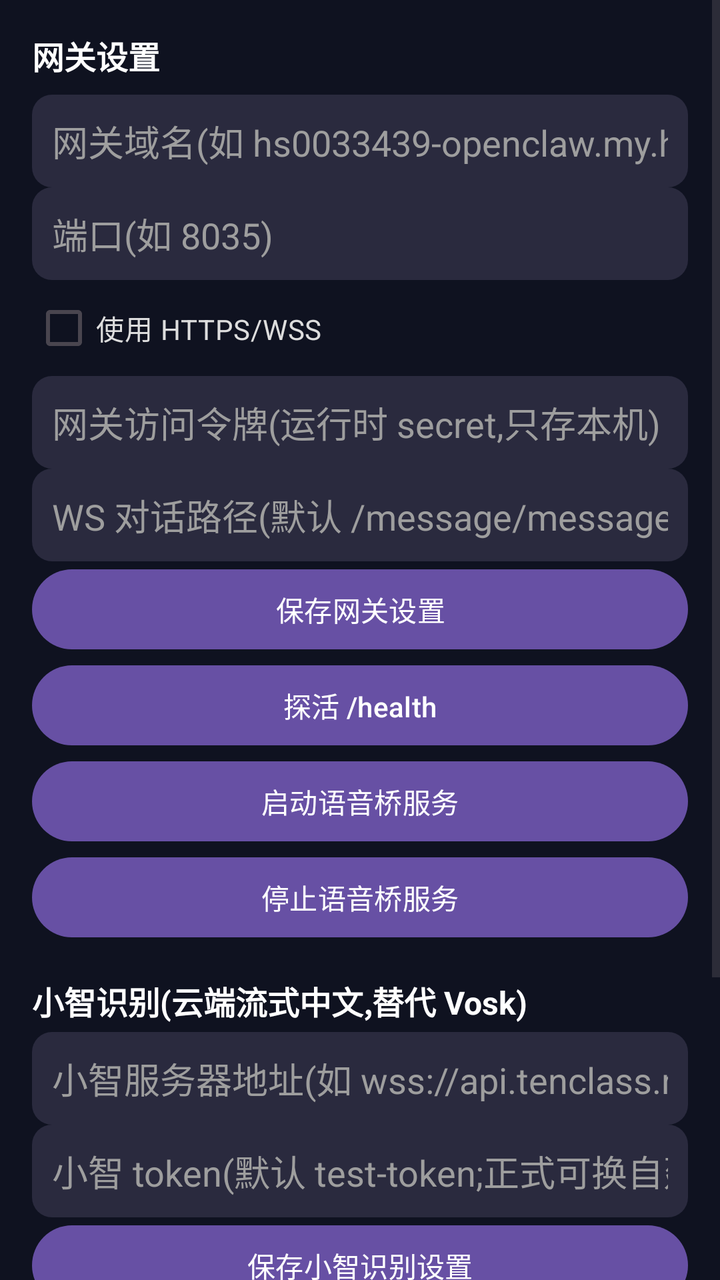
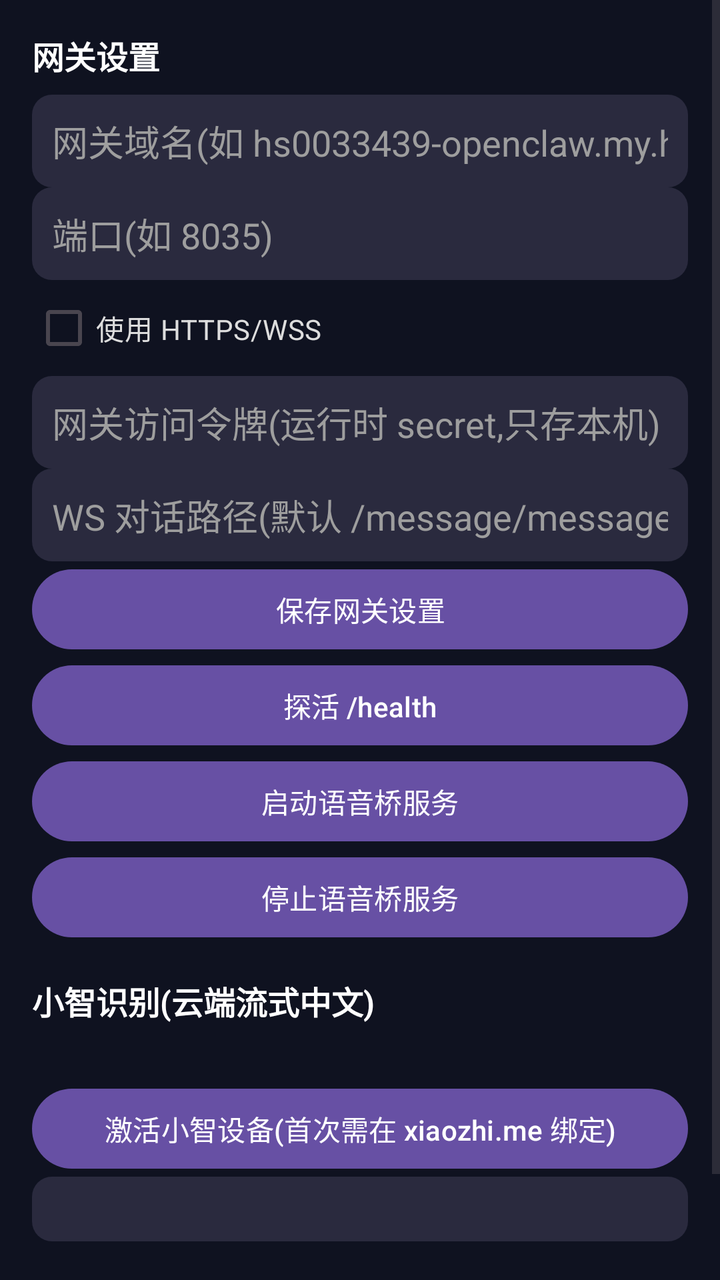

Before-and-after screenshots of an Android layout around one commit, followed by the original layout XML and the change that was made.
<!-- AndroidManifest.xml: application theme Theme.VoiceBridge -->
<!-- res/layout/fragment_settings.xml -->
<?xml version="1.0" encoding="utf-8"?>
<ScrollView xmlns:android="http://schemas.android.com/apk/res/android"
    android:layout_width="match_parent"
    android:layout_height="match_parent"
    android:fillViewport="true"
    android:background="#0F1220">

    <LinearLayout
        android:layout_width="match_parent"
        android:layout_height="wrap_content"
        android:orientation="vertical"
        android:padding="16dp">

        <TextView
            android:layout_width="wrap_content"
            android:layout_height="wrap_content"
            android:text="网关设置"
            android:textSize="16sp"
            android:textStyle="bold"
            android:textColor="#FFFFFF"
            android:layout_marginBottom="8dp" />

        <EditText
            android:id="@+id/inputHost"
            android:layout_width="match_parent"
            android:layout_height="wrap_content"
            android:hint="网关域名(如 hs0033439-openclaw.my.hiksemi.net)"
            android:inputType="textUri"
            android:autofillHints="url"
            android:textColor="#FFFFFF"
            android:textColorHint="#9E9E9E"
            android:background="@drawable/bg_input"
            android:padding="10dp" />

        <EditText
            android:id="@+id/inputPort"
            android:layout_width="match_parent"
            android:layout_height="wrap_content"
            android:hint="端口(如 8035)"
            android:inputType="number"
            android:autofillHints="none"
            android:textColor="#FFFFFF"
            android:textColorHint="#9E9E9E"
            android:background="@drawable/bg_input"
            android:padding="10dp" />

        <CheckBox
            android:id="@+id/checkUseTls"
            android:layout_width="wrap_content"
            android:layout_height="wrap_content"
            android:text="使用 HTTPS/WSS"
            android:textColor="#DDDDDD" />

        <EditText
            android:id="@+id/inputToken"
            android:layout_width="match_parent"
            android:layout_height="wrap_content"
            android:hint="网关访问令牌(运行时 secret,只存本机)"
            android:inputType="textPassword"
            android:autofillHints="password"
            android:textColor="#FFFFFF"
            android:textColorHint="#9E9E9E"
            android:background="@drawable/bg_input"
            android:padding="10dp" />

        <EditText
            android:id="@+id/inputWsPath"
            android:layout_width="match_parent"
            android:layout_height="wrap_content"
            android:hint="WS 对话路径(默认 /message/messages/ws)"
            android:inputType="textUri"
            android:autofillHints="none"
            android:textColor="#FFFFFF"
            android:textColorHint="#9E9E9E"
            android:background="@drawable/bg_input"
            android:padding="10dp" />

        <Button
            android:id="@+id/btnSave"
            android:layout_width="match_parent"
            android:layout_height="wrap_content"
            android:text="保存网关设置" />

        <Button
            android:id="@+id/btnHealth"
            android:layout_width="match_parent"
            android:layout_height="wrap_content"
            android:text="探活 /health" />

        <Button
            android:id="@+id/btnStartService"
            android:layout_width="match_parent"
            android:layout_height="wrap_content"
            android:text="启动语音桥服务" />

        <Button
            android:id="@+id/btnStopService"
            android:layout_width="match_parent"
            android:layout_height="wrap_content"
            android:text="停止语音桥服务" />

        <TextView
            android:layout_width="wrap_content"
            android:layout_height="wrap_content"
            android:text="小智识别(云端流式中文,替代 Vosk)"
            android:textSize="16sp"
            android:textStyle="bold"
            android:textColor="#FFFFFF"
            android:layout_marginTop="16dp"
            android:layout_marginBottom="4dp" />

        <EditText
            android:id="@+id/inputXzUrl"
            android:layout_width="match_parent"
            android:layout_height="wrap_content"
            android:hint="小智服务器地址(如 wss://api.tenclass.net/xiaozhi/v1/);留空则回退 Vosk"
            android:inputType="textUri"
            android:textColor="#FFFFFF"
            android:textColorHint="#9E9E9E"
            android:background="@drawable/bg_input"
            android:padding="10dp" />

        <EditText
            android:id="@+id/inputXzToken"
            android:layout_width="match_parent"
            android:layout_height="wrap_content"
            android:hint="小智 token(默认 test-token;正式可换自建 server 的 token)"
            android:inputType="textPassword"
            android:textColor="#FFFFFF"
            android:textColorHint="#9E9E9E"
            android:background="@drawable/bg_input"
            android:padding="10dp" />

        <Button
            android:id="@+id/btnSaveXz"
            android:layout_width="match_parent"
            android:layout_height="wrap_content"
            android:text="保存小智识别设置" />

        <TextView
            android:id="@+id/xzStatus"
            android:layout_width="match_parent"
            android:layout_height="wrap_content"
            android:text=""
            android:textSize="12sp"
            android:textColor="#4FC3F7"
            android:padding="4dp" />

        <Button
            android:id="@+id/btnActivateXz"
            android:layout_width="match_parent"
            android:layout_height="wrap_content"
            android:text="激活小智设备(首次需在 xiaozhi.me 绑定)" />

        <TextView
            android:id="@+id/xzActiveStatus"
            android:layout_width="match_parent"
            android:layout_height="wrap_content"
            android:text=""
            android:textSize="12sp"
            android:textColor="#9E9E9E"
            android:padding="8dp"
            android:background="@drawable/bg_input" />

        <TextView
            android:layout_width="wrap_content"
            android:layout_height="wrap_content"
            android:text="日志"
            android:textSize="16sp"
            android:textStyle="bold"
            android:textColor="#FFFFFF"
            android:layout_marginTop="16dp"
            android:layout_marginBottom="4dp" />

        <TextView
            android:id="@+id/logText"
            android:layout_width="match_parent"
            android:layout_height="wrap_content"
            android:text="(空)"
            android:textSize="12sp"
            android:typeface="monospace"
            android:textColor="#9E9E9E" />
    </LinearLayout>
</ScrollView>
<!-- resources referenced by this layout -->
<resources>
  <!-- drawable bg_input (drawable) -->
  <shape xmlns:android="http://schemas.android.com/apk/res/android"
      android:shape="rectangle">
      <solid android:color="#2A2A3E" />
      <corners android:radius="10dp" />
      <padding
          android:left="10dp"
          android:top="6dp"
          android:right="10dp"
          android:bottom="6dp" />
  </shape>
  <style name="Theme.VoiceBridge" parent="Theme.Material3.DayNight.NoActionBar" />
</resources>

<!-- the commit's change to res/layout/fragment_settings.xml (unified diff, before → after) -->
@@ -102,40 +102,12 @@
         <TextView
             android:layout_width="wrap_content"
             android:layout_height="wrap_content"
-            android:text="小智识别(云端流式中文,替代 Vosk)"
+            android:text="小智识别(云端流式中文)"
             android:textSize="16sp"
             android:textStyle="bold"
             android:textColor="#FFFFFF"
             android:layout_marginTop="16dp"
             android:layout_marginBottom="4dp" />
-
-        <EditText
-            android:id="@+id/inputXzUrl"
-            android:layout_width="match_parent"
-            android:layout_height="wrap_content"
-            android:hint="小智服务器地址(如 wss://api.tenclass.net/xiaozhi/v1/);留空则回退 Vosk"
-            android:inputType="textUri"
-            android:textColor="#FFFFFF"
-            android:textColorHint="#9E9E9E"
-            android:background="@drawable/bg_input"
-            android:padding="10dp" />
-
-        <EditText
-            android:id="@+id/inputXzToken"
-            android:layout_width="match_parent"
-            android:layout_height="wrap_content"
-            android:hint="小智 token(默认 test-token;正式可换自建 server 的 token)"
-            android:inputType="textPassword"
-            android:textColor="#FFFFFF"
-            android:textColorHint="#9E9E9E"
-            android:background="@drawable/bg_input"
-            android:padding="10dp" />
-
-        <Button
-            android:id="@+id/btnSaveXz"
-            android:layout_width="match_parent"
-            android:layout_height="wrap_content"
-            android:text="保存小智识别设置" />
 
         <TextView
             android:id="@+id/xzStatus"
